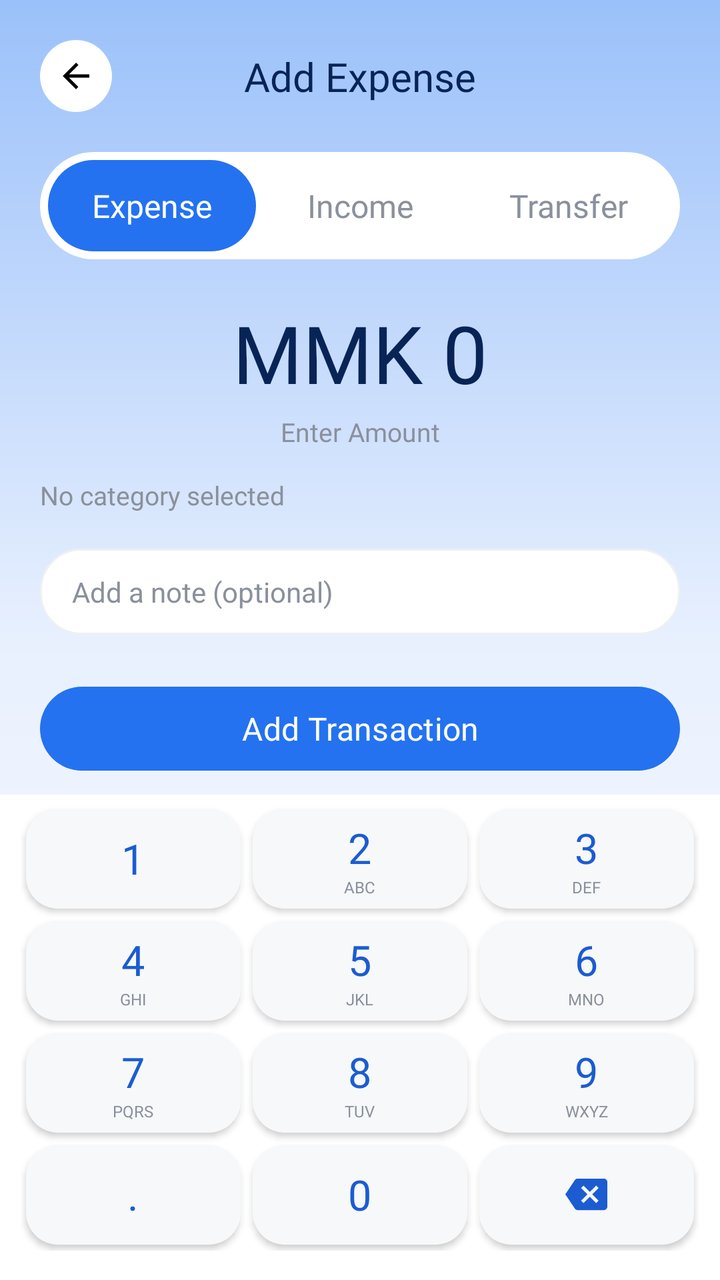
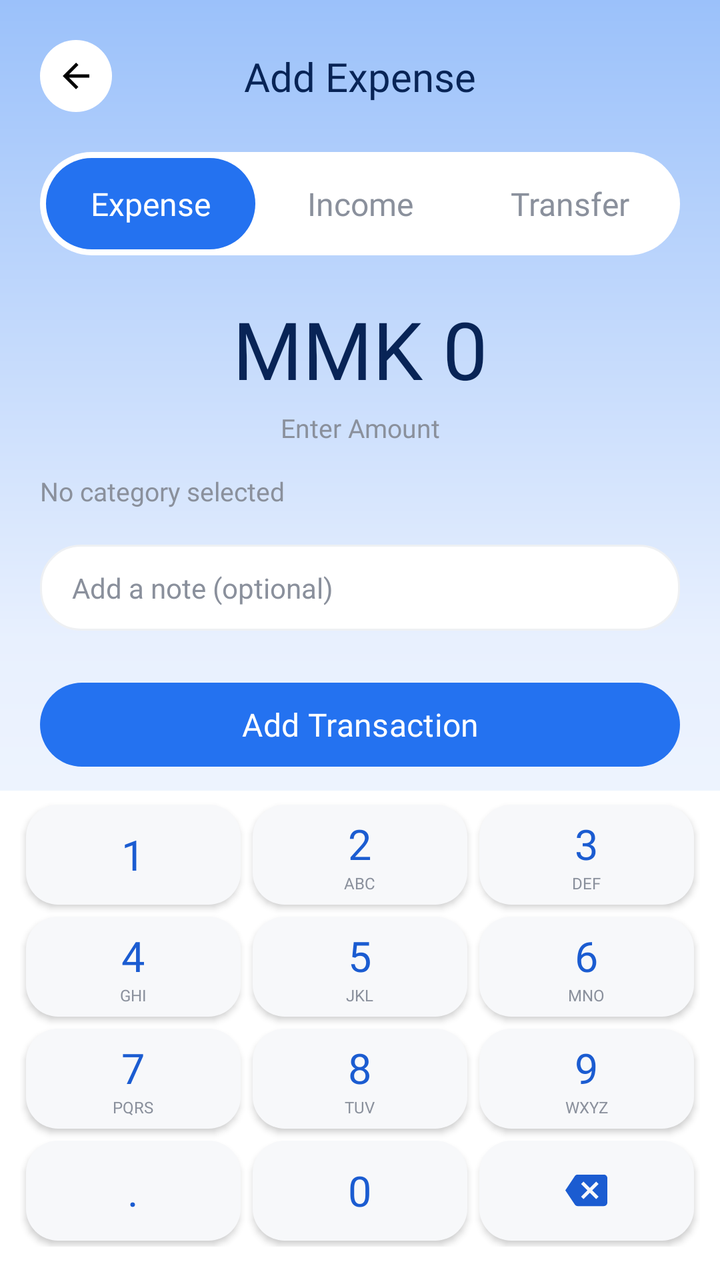

Compare the two renders of this Android layout. The source of the first and the diff that turns it into the second are given below.
<!-- AndroidManifest.xml: activity theme Theme.ExpenceAndBudgetTracker -->
<!-- res/layout/activity_add_transaction.xml -->
<?xml version="1.0" encoding="utf-8"?>
<androidx.constraintlayout.widget.ConstraintLayout
    xmlns:android="http://schemas.android.com/apk/res/android"
    xmlns:app="http://schemas.android.com/apk/res-auto"
    xmlns:tools="http://schemas.android.com/tools"
    android:id="@+id/main"
    android:layout_width="match_parent"
    android:layout_height="match_parent"
    android:background="@drawable/gradient_header_bg"
    tools:context=".transactions.AddTransactionActivity">

    
    
    

    <ImageView
        android:id="@+id/btnBack"
        android:layout_width="36dp"
        android:layout_height="36dp"
        android:layout_marginStart="20dp"
        android:layout_marginTop="20dp"
        android:background="@drawable/circle_bg_white"
        android:contentDescription="Back"
        android:padding="8dp"
        android:src="@drawable/baseline_arrow_back_24"
        app:layout_constraintStart_toStartOf="parent"
        app:layout_constraintTop_toTopOf="parent" />


    
    
    

    <TextView
        android:id="@+id/tvTitle"
        android:layout_width="wrap_content"
        android:layout_height="wrap_content"
        android:text="Add Expense"
        android:textColor="@color/primary_900"
        android:textSize="20sp"
        android:fontFamily="@font/dosis_extrabold"
        app:layout_constraintBottom_toBottomOf="@id/btnBack"
        app:layout_constraintEnd_toEndOf="parent"
        app:layout_constraintStart_toStartOf="parent"
        app:layout_constraintTop_toTopOf="@id/btnBack" />


    
    
    

    <LinearLayout
        android:id="@+id/typeSelector"
        android:layout_width="0dp"
        android:layout_height="wrap_content"
        android:layout_marginStart="20dp"
        android:layout_marginTop="20dp"
        android:layout_marginEnd="20dp"
        android:background="@drawable/selector_bg"
        android:orientation="horizontal"
        android:padding="4dp"
        app:layout_constraintEnd_toEndOf="parent"
        app:layout_constraintStart_toStartOf="parent"
        app:layout_constraintTop_toBottomOf="@id/btnBack">

        <TextView
            android:id="@+id/tvExpense"
            android:layout_width="0dp"
            android:layout_height="wrap_content"
            android:layout_weight="1"
            android:background="@drawable/selector_selected_bg"
            android:fontFamily="@font/dosis_semibold"
            android:gravity="center"
            android:paddingVertical="12dp"
            android:text="Expense"
            android:textColor="@color/neutral_0"
            android:textSize="16sp" />

        <TextView
            android:id="@+id/tvIncome"
            android:layout_width="0dp"
            android:layout_height="wrap_content"
            android:layout_weight="1"
            android:fontFamily="@font/dosis_semibold"
            android:gravity="center"
            android:paddingVertical="12dp"
            android:text="Income"
            android:textColor="@color/neutral_500"
            android:textSize="16sp" />

        <TextView
            android:id="@+id/tvTransfer"
            android:layout_width="0dp"
            android:layout_height="wrap_content"
            android:layout_weight="1"
            android:fontFamily="@font/dosis_semibold"
            android:gravity="center"
            android:paddingVertical="12dp"
            android:text="Transfer"
            android:textColor="@color/neutral_500"
            android:textSize="16sp" />

    </LinearLayout>


    
    
    

    <EditText
        android:id="@+id/tvAmount"
        android:layout_width="wrap_content"
        android:layout_height="wrap_content"
        android:layout_marginTop="20dp"
        android:background="@android:color/transparent"
        android:cursorVisible="true"
        android:fontFamily="@font/dosis_extrabold"
        android:gravity="center"
        android:inputType="none"
        android:padding="0dp"
        android:text="MMK 0"
        android:textColor="@color/primary_900"
        android:textSize="40sp"
        app:layout_constraintEnd_toEndOf="parent"
        app:layout_constraintStart_toStartOf="parent"
        app:layout_constraintTop_toBottomOf="@id/typeSelector" />

    <TextView
        android:id="@+id/tvAmountLabel"
        android:layout_width="wrap_content"
        android:layout_height="wrap_content"
        android:layout_marginTop="4dp"
        android:fontFamily="@font/molengo_regular"
        android:text="Enter Amount"
        android:textColor="@color/neutral_500"
        android:textSize="13sp"
        app:layout_constraintEnd_toEndOf="parent"
        app:layout_constraintStart_toStartOf="parent"
        app:layout_constraintTop_toBottomOf="@id/tvAmount" />


    
    
    

    <TextView
        android:id="@+id/tvSelectedCategory"
        android:layout_width="0dp"
        android:layout_height="wrap_content"
        android:layout_marginStart="20dp"
        android:layout_marginTop="14dp"
        android:layout_marginEnd="20dp"
        android:fontFamily="@font/molengo_regular"
        android:text="No category selected"
        android:textColor="@color/neutral_500"
        android:textSize="13sp"
        app:layout_constraintEnd_toEndOf="parent"
        app:layout_constraintStart_toStartOf="parent"
        app:layout_constraintTop_toBottomOf="@id/tvAmountLabel" />


    
    
    

    <HorizontalScrollView
        android:id="@+id/categoryScroll"
        android:layout_width="0dp"
        android:layout_height="wrap_content"
        android:layout_marginStart="20dp"
        android:layout_marginTop="8dp"
        android:clipToPadding="false"
        android:scrollbars="none"
        app:layout_constraintEnd_toEndOf="parent"
        app:layout_constraintStart_toStartOf="parent"
        app:layout_constraintTop_toBottomOf="@id/tvSelectedCategory">

        <LinearLayout
            android:id="@+id/categoryChipContainer"
            android:layout_width="wrap_content"
            android:layout_height="wrap_content"
            android:orientation="horizontal"
            android:paddingEnd="20dp" />

    </HorizontalScrollView>


    
    
    

    <EditText
        android:id="@+id/etNote"
        android:layout_width="0dp"
        android:layout_height="wrap_content"
        android:layout_marginStart="20dp"
        android:layout_marginTop="10dp"
        android:layout_marginEnd="20dp"
        android:background="@drawable/chip_bg"
        android:hint="Add a note (optional)"
        android:inputType="text"
        android:maxLines="1"
        android:paddingHorizontal="16dp"
        android:paddingVertical="12dp"
        android:textColor="@color/primary_900"
        android:textColorHint="@color/neutral_500"
        android:textSize="14sp"
        app:layout_constraintEnd_toEndOf="parent"
        app:layout_constraintStart_toStartOf="parent"
        app:layout_constraintTop_toBottomOf="@id/categoryScroll" />


    
    <HorizontalScrollView
        android:id="@+id/paymentScroll"
        android:clipToPadding="false"
        android:layout_width="0dp"
        android:layout_height="wrap_content"
        android:scrollbars="none"
        android:layout_marginTop="10dp"
        android:layout_marginStart="20dp"
        app:layout_constraintTop_toBottomOf="@id/etNote"
        app:layout_constraintStart_toStartOf="parent"
        app:layout_constraintEnd_toEndOf="parent">

        <LinearLayout
            android:id="@+id/paymentChipContainer"
            android:layout_width="wrap_content"
            android:layout_height="wrap_content"
            android:orientation="horizontal"
            android:paddingEnd="20dp" />

    </HorizontalScrollView>


    
    <TextView
        android:id="@+id/tvDestinationLabel"
        android:layout_width="0dp"
        android:layout_height="wrap_content"
        android:layout_marginStart="20dp"
        android:layout_marginEnd="20dp"
        android:layout_marginTop="10dp"
        android:text="Transfer To"
        android:textSize="13sp"
        android:fontFamily="@font/molengo_regular"
        android:textColor="@color/neutral_500"
        android:visibility="gone"
        app:layout_constraintTop_toBottomOf="@id/paymentScroll"
        app:layout_constraintStart_toStartOf="parent"
        app:layout_constraintEnd_toEndOf="parent" />


    
    <HorizontalScrollView
        android:id="@+id/destinationAccountScroll"
        android:layout_width="0dp"
        android:layout_height="wrap_content"
        android:layout_marginStart="20dp"
        android:layout_marginTop="8dp"
        android:clipToPadding="false"
        android:scrollbars="none"
        android:visibility="gone"
        app:layout_constraintTop_toBottomOf="@id/tvDestinationLabel"
        app:layout_constraintStart_toStartOf="parent"
        app:layout_constraintEnd_toEndOf="parent">

        <LinearLayout
            android:id="@+id/destinationAccountChipContainer"
            android:layout_width="wrap_content"
            android:layout_height="wrap_content"
            android:orientation="horizontal"
            android:paddingEnd="20dp" />

    </HorizontalScrollView>


    
    
    

    <com.google.android.material.button.MaterialButton
        android:id="@+id/btnAdd"
        android:layout_width="0dp"
        android:layout_height="50dp"
        android:layout_marginStart="20dp"
        android:layout_marginTop="12dp"
        android:layout_marginEnd="20dp"
        android:fontFamily="@font/dosis_extrabold"
        android:text="Add Transaction"
        android:textAllCaps="false"
        android:textColor="@android:color/white"
        android:textSize="16sp"
        app:cornerRadius="25dp"
        app:layout_constraintEnd_toEndOf="parent"
        app:layout_constraintStart_toStartOf="parent"
        app:layout_constraintTop_toBottomOf="@id/destinationAccountScroll" />


    
    
    

    <LinearLayout
        android:id="@+id/keypadArea"
        android:layout_width="0dp"
        android:layout_height="0dp"
        android:layout_marginTop="8dp"
        android:background="@color/neutral_0"
        android:orientation="vertical"
        android:paddingStart="10dp"
        android:paddingTop="4dp"
        android:paddingEnd="10dp"
        android:paddingBottom="0dp"
        app:layout_constraintBottom_toBottomOf="parent"
        app:layout_constraintEnd_toEndOf="parent"
        app:layout_constraintStart_toStartOf="parent"
        app:layout_constraintTop_toBottomOf="@id/btnAdd">

        <GridLayout
            android:layout_width="match_parent"
            android:layout_height="wrap_content"
            android:columnCount="3"
            android:paddingBottom="3dp"
            android:rowCount="4">

            
            
            

            <LinearLayout
                android:id="@+id/key1"
                android:layout_width="0dp"
                android:layout_height="50dp"
                android:layout_columnWeight="1"
                android:layout_margin="3dp"
                android:background="@drawable/key_bg"
                android:elevation="2dp"
                android:gravity="center"
                android:orientation="vertical"
                android:outlineProvider="background">

                <TextView
                    android:layout_width="wrap_content"
                    android:layout_height="wrap_content"
                    android:fontFamily="@font/dosis_extrabold"
                    android:text="1"
                    android:textColor="@color/primary_600"
                    android:textSize="21sp" />

            </LinearLayout>

            <LinearLayout
                android:id="@+id/key2"
                android:layout_width="0dp"
                android:layout_height="50dp"
                android:layout_columnWeight="1"
                android:layout_margin="3dp"
                android:background="@drawable/key_bg"
                android:elevation="2dp"
                android:gravity="center"
                android:orientation="vertical"
                android:outlineProvider="background">

                <TextView
                    android:layout_width="wrap_content"
                    android:layout_height="wrap_content"
                    android:fontFamily="@font/dosis_extrabold"
                    android:text="2"
                    android:textColor="@color/primary_600"
                    android:textSize="21sp" />

                <TextView
                    android:layout_width="wrap_content"
                    android:layout_height="wrap_content"
                    android:fontFamily="@font/molengo_regular"
                    android:text="ABC"
                    android:textColor="@color/neutral_500"
                    android:textSize="8sp" />

            </LinearLayout>

            <LinearLayout
                android:id="@+id/key3"
                android:layout_width="0dp"
                android:layout_height="50dp"
                android:layout_columnWeight="1"
                android:layout_margin="3dp"
                android:background="@drawable/key_bg"
                android:elevation="2dp"
                android:gravity="center"
                android:orientation="vertical"
                android:outlineProvider="background">

                <TextView
                    android:layout_width="wrap_content"
                    android:layout_height="wrap_content"
                    android:fontFamily="@font/dosis_extrabold"
                    android:text="3"
                    android:textColor="@color/primary_600"
                    android:textSize="21sp" />

                <TextView
                    android:layout_width="wrap_content"
                    android:layout_height="wrap_content"
                    android:fontFamily="@font/molengo_regular"
                    android:text="DEF"
                    android:textColor="@color/neutral_500"
                    android:textSize="8sp" />

            </LinearLayout>


            
            
            

            <LinearLayout
                android:id="@+id/key4"
                android:layout_width="0dp"
                android:layout_height="50dp"
                android:layout_columnWeight="1"
                android:layout_margin="3dp"
                android:background="@drawable/key_bg"
                android:elevation="2dp"
                android:gravity="center"
                android:orientation="vertical"
                android:outlineProvider="background">

                <TextView
                    android:layout_width="wrap_content"
                    android:layout_height="wrap_content"
                    android:fontFamily="@font/dosis_extrabold"
                    android:text="4"
                    android:textColor="@color/primary_600"
                    android:textSize="21sp" />

                <TextView
                    android:layout_width="wrap_content"
                    android:layout_height="wrap_content"
                    android:fontFamily="@font/molengo_regular"
                    android:text="GHI"
                    android:textColor="@color/neutral_500"
                    android:textSize="8sp" />

            </LinearLayout>

            <LinearLayout
                android:id="@+id/key5"
                android:layout_width="0dp"
                android:layout_height="50dp"
                android:layout_columnWeight="1"
                android:layout_margin="3dp"
                android:background="@drawable/key_bg"
                android:elevation="2dp"
                android:gravity="center"
                android:orientation="vertical"
                android:outlineProvider="background">

                <TextView
                    android:layout_width="wrap_content"
                    android:layout_height="wrap_content"
                    android:fontFamily="@font/dosis_extrabold"
                    android:text="5"
                    android:textColor="@color/primary_600"
                    android:textSize="21sp" />

                <TextView
                    android:layout_width="wrap_content"
                    android:layout_height="wrap_content"
                    android:fontFamily="@font/molengo_regular"
                    android:text="JKL"
                    android:textColor="@color/neutral_500"
                    android:textSize="8sp" />

            </LinearLayout>

            <LinearLayout
                android:id="@+id/key6"
                android:layout_width="0dp"
                android:layout_height="50dp"
                android:layout_columnWeight="1"
                android:layout_margin="3dp"
                android:background="@drawable/key_bg"
                android:elevation="2dp"
                android:gravity="center"
                android:orientation="vertical"
                android:outlineProvider="background">

                <TextView
                    android:layout_width="wrap_content"
                    android:layout_height="wrap_content"
                    android:fontFamily="@font/dosis_extrabold"
                    android:text="6"
                    android:textColor="@color/primary_600"
                    android:textSize="21sp" />

                <TextView
                    android:layout_width="wrap_content"
                    android:layout_height="wrap_content"
                    android:fontFamily="@font/molengo_regular"
                    android:text="MNO"
                    android:textColor="@color/neutral_500"
                    android:textSize="8sp" />

            </LinearLayout>


            
            
            

            <LinearLayout
                android:id="@+id/key7"
                android:layout_width="0dp"
                android:layout_height="50dp"
                android:layout_columnWeight="1"
                android:layout_margin="3dp"
                android:background="@drawable/key_bg"
                android:elevation="2dp"
                android:gravity="center"
                android:orientation="vertical"
                android:outlineProvider="background">

                <TextView
                    android:layout_width="wrap_content"
                    android:layout_height="wrap_content"
                    android:fontFamily="@font/dosis_extrabold"
                    android:text="7"
                    android:textColor="@color/primary_600"
                    android:textSize="21sp" />

                <TextView
                    android:layout_width="wrap_content"
                    android:layout_height="wrap_content"
                    android:fontFamily="@font/molengo_regular"
                    android:text="PQRS"
                    android:textColor="@color/neutral_500"
                    android:textSize="8sp" />

            </LinearLayout>

            <LinearLayout
                android:id="@+id/key8"
                android:layout_width="0dp"
                android:layout_height="50dp"
                android:layout_columnWeight="1"
                android:layout_margin="3dp"
                android:background="@drawable/key_bg"
                android:elevation="2dp"
                android:gravity="center"
                android:orientation="vertical"
                android:outlineProvider="background">

                <TextView
                    android:layout_width="wrap_content"
                    android:layout_height="wrap_content"
                    android:fontFamily="@font/dosis_extrabold"
                    android:text="8"
                    android:textColor="@color/primary_600"
                    android:textSize="21sp" />

                <TextView
                    android:layout_width="wrap_content"
                    android:layout_height="wrap_content"
                    android:fontFamily="@font/molengo_regular"
                    android:text="TUV"
                    android:textColor="@color/neutral_500"
                    android:textSize="8sp" />

            </LinearLayout>

            <LinearLayout
                android:id="@+id/key9"
                android:layout_width="0dp"
                android:layout_height="50dp"
                android:layout_columnWeight="1"
                android:layout_margin="3dp"
                android:background="@drawable/key_bg"
                android:elevation="2dp"
                android:gravity="center"
                android:orientation="vertical"
                android:outlineProvider="background">

                <TextView
                    android:layout_width="wrap_content"
                    android:layout_height="wrap_content"
                    android:fontFamily="@font/dosis_extrabold"
                    android:text="9"
                    android:textColor="@color/primary_600"
                    android:textSize="21sp" />

                <TextView
                    android:layout_width="wrap_content"
                    android:layout_height="wrap_content"
                    android:fontFamily="@font/molengo_regular"
                    android:text="WXYZ"
                    android:textColor="@color/neutral_500"
                    android:textSize="8sp" />

            </LinearLayout>


            
            
            

            <LinearLayout
                android:id="@+id/keyDot"
                android:layout_width="0dp"
                android:layout_height="50dp"
                android:layout_columnWeight="1"
                android:layout_margin="3dp"
                android:background="@drawable/key_bg"
                android:elevation="2dp"
                android:gravity="center"
                android:orientation="vertical"
                android:outlineProvider="background">

                <TextView
                    android:id="@+id/keyDotText"
                    android:layout_width="wrap_content"
                    android:layout_height="wrap_content"
                    android:fontFamily="@font/dosis_extrabold"
                    android:text="."
                    android:textColor="@color/primary_600"
                    android:textSize="21sp" />

            </LinearLayout>

            <LinearLayout
                android:id="@+id/key0"
                android:layout_width="0dp"
                android:layout_height="50dp"
                android:layout_columnWeight="1"
                android:layout_margin="3dp"
                android:background="@drawable/key_bg"
                android:elevation="2dp"
                android:gravity="center"
                android:orientation="vertical"
                android:outlineProvider="background">

                <TextView
                    android:id="@+id/key0Text"
                    android:layout_width="wrap_content"
                    android:layout_height="wrap_content"
                    android:fontFamily="@font/dosis_extrabold"
                    android:text="0"
                    android:textColor="@color/primary_600"
                    android:textSize="21sp" />

            </LinearLayout>

            <LinearLayout
                android:id="@+id/keyDel"
                android:layout_width="0dp"
                android:layout_height="50dp"
                android:layout_columnWeight="1"
                android:layout_margin="3dp"
                android:background="@drawable/key_bg"
                android:elevation="2dp"
                android:gravity="center"
                android:orientation="vertical"
                android:outlineProvider="background">

                <ImageView
                    android:layout_width="21dp"
                    android:layout_height="21dp"
                    android:contentDescription="Delete"
                    android:src="@drawable/ic_backspace" />

            </LinearLayout>

        </GridLayout>

    </LinearLayout>
</androidx.constraintlayout.widget.ConstraintLayout>
<!-- resources referenced by this layout -->
<resources>
  <color name="neutral_0">#FFFFFF</color>
  <color name="neutral_500">#8A909C</color>
  <color name="primary_600">#1B5CD1</color>
  <color name="primary_900">#082456</color>
  <!-- drawable baseline_arrow_back_24 (drawable) -->
  <vector xmlns:android="http://schemas.android.com/apk/res/android" android:autoMirrored="true" android:height="24dp" android:tint="#000000" android:viewportHeight="24" android:viewportWidth="24" android:width="24dp">
        
      <path android:fillColor="@android:color/black" android:pathData="M20,11H7.83l5.59,-5.59L12,4l-8,8 8,8 1.41,-1.41L7.83,13H20v-2z"/>
      
  </vector>
  <!-- drawable chip_bg (drawable) -->
  <?xml version="1.0" encoding="utf-8"?>
  <shape xmlns:android="http://schemas.android.com/apk/res/android"
      android:shape="rectangle">
      <solid android:color="@color/neutral_0" />
      <corners android:radius="20dp" />
      <stroke
          android:width="1dp"
          android:color="@color/neutral_100" />
  </shape>
  <!-- drawable circle_bg_white (drawable) -->
  <?xml version="1.0" encoding="utf-8"?>
  <shape xmlns:android="http://schemas.android.com/apk/res/android"
      android:shape="oval">
  
      <solid android:color="@color/neutral_0" />
  
  </shape>
  <!-- drawable gradient_header_bg (drawable) -->
  <?xml version="1.0" encoding="utf-8"?>
  <shape xmlns:android="http://schemas.android.com/apk/res/android"
      android:shape="rectangle">
      <gradient
          android:startColor="@color/primary_200"
          android:centerColor="@color/primary_50"
          android:endColor="@color/neutral_0"
          android:angle="270" />
  </shape>
  <!-- drawable ic_backspace (drawable) -->
  <?xml version="1.0" encoding="utf-8"?>
  <vector xmlns:android="http://schemas.android.com/apk/res/android"
      android:width="24dp"
      android:height="24dp"
      android:viewportWidth="24"
      android:viewportHeight="24">
      <path
          android:fillColor="@color/primary_600"
          android:pathData="M22,3H7c-0.69,0 -1.23,0.35 -1.59,0.88L0,12l5.41,8.11c0.36,0.53 0.9,0.89 1.59,0.89h15c1.1,0 2,-0.9 2,-2V5c0,-1.1 -0.9,-2 -2,-2zM19,15.59L17.59,17 14,13.41 10.41,17 9,15.59 12.59,12 9,8.41 10.41,7 14,10.59 17.59,7 19,8.41 15.41,12 19,15.59z" />
  </vector>
  <!-- drawable key_bg (drawable) -->
  <?xml version="1.0" encoding="utf-8"?>
  <shape xmlns:android="http://schemas.android.com/apk/res/android"
      android:shape="rectangle">
  
      <solid android:color="@color/neutral_50" />
  
      <corners android:radius="16dp" />
  
  </shape>
  <!-- drawable selector_bg (drawable) -->
  <?xml version="1.0" encoding="utf-8"?>
  <shape xmlns:android="http://schemas.android.com/apk/res/android"
      android:shape="rectangle">
      <solid android:color="@color/neutral_0" />
      <corners android:radius="28dp" />
  </shape>
  <!-- drawable selector_selected_bg (drawable) -->
  <?xml version="1.0" encoding="utf-8"?>
  <shape xmlns:android="http://schemas.android.com/apk/res/android"
      android:shape="rectangle">
      <solid android:color="@color/primary_500" />
      <corners android:radius="24dp" />
  </shape>
  <color name="neutral_100">#EEF0F3</color>
  <color name="primary_200">#9BC1FA</color>
  <color name="primary_50">#E8F0FE</color>
  <color name="neutral_50">#F7F8FA</color>
  <color name="primary_500">#2472F0</color>
  <color name="primary_100">#C2D9FC</color>
  <color name="accent_500">#FFA800</color>
  <color name="neutral_900">#1A1D23</color>
  <color name="accent_100">#FFE9C2</color>
  <color name="accent_700">#CC8600</color>
  <color name="expense_red">#E5484D</color>
  <color name="background_light">@color/neutral_50</color>
  <color name="surface_light">@color/neutral_0</color>
  <color name="text_primary_light">@color/neutral_900</color>
  <color name="text_secondary_light">@color/neutral_700</color>
  <color name="primary_700">#1447A8</color>
  <color name="neutral_700">#4B5563</color>
  <!-- unchanged entries left out for length: 1 -->
</resources>

<!-- the commit's change to res/layout/activity_add_transaction.xml (unified diff, before → after) -->
@@ -58,7 +58,7 @@
         android:layout_marginEnd="20dp"
         android:background="@drawable/selector_bg"
         android:orientation="horizontal"
-        android:padding="4dp"
+        android:padding="3dp"
         app:layout_constraintEnd_toEndOf="parent"
         app:layout_constraintStart_toStartOf="parent"
         app:layout_constraintTop_toBottomOf="@id/btnBack">
